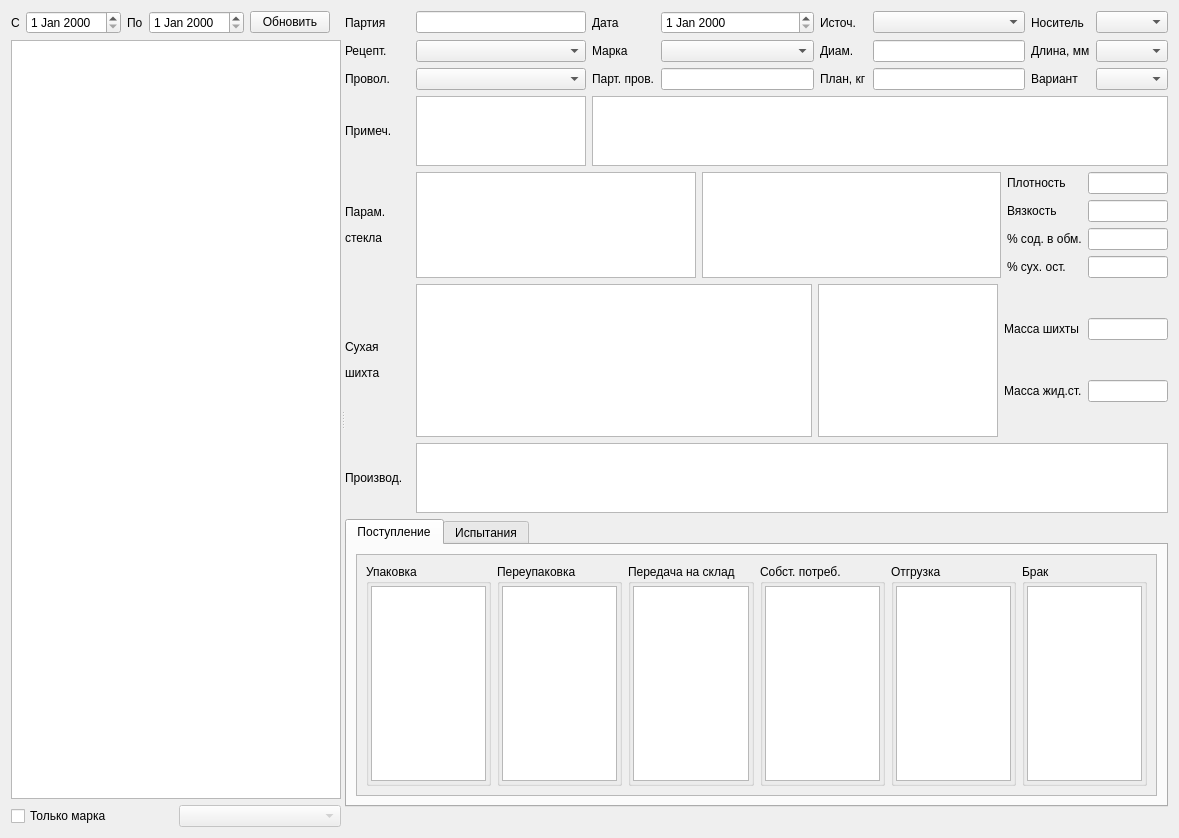
Sergeyego/el_pr, file formpart.ui: the form before one commit.
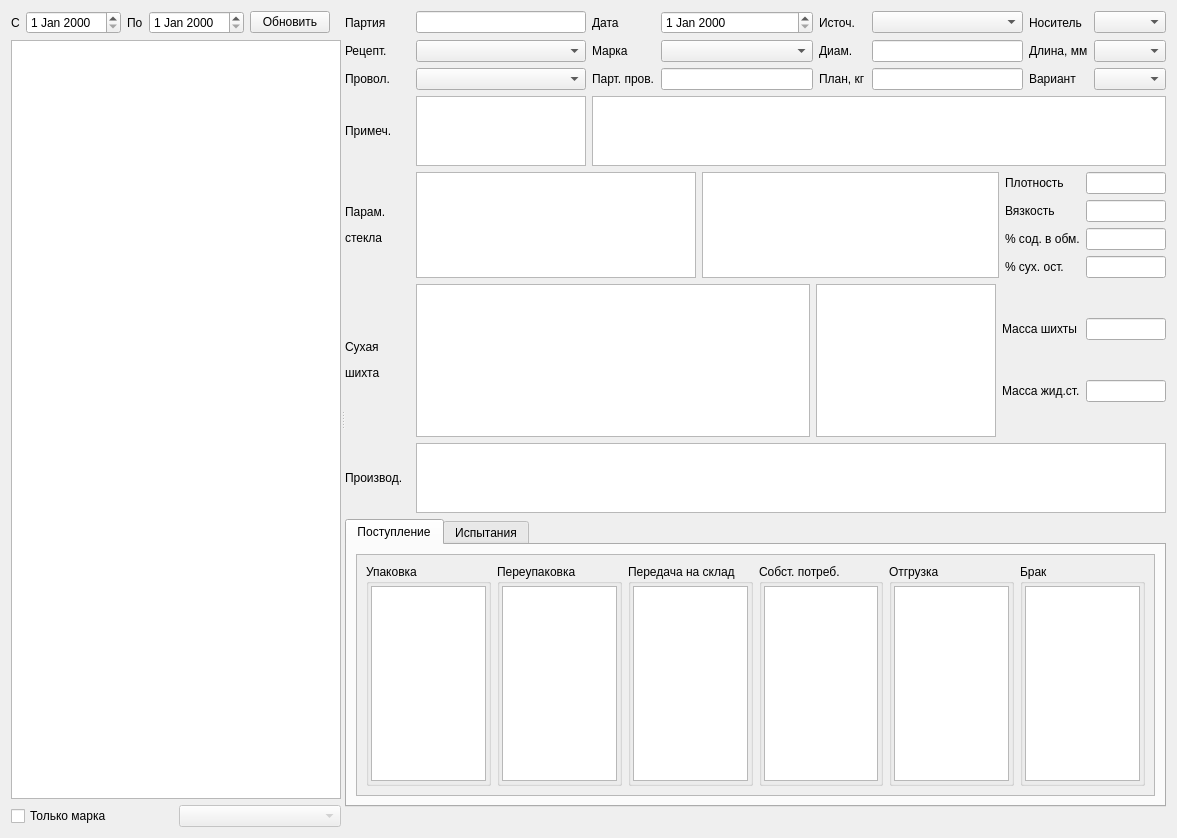
The form after the commit. Custom widgets are drawn as their Qt base class.

Diff of the .ui file:
```diff
--- a/formpart.ui
+++ b/formpart.ui
@@ -6,7 +6,7 @@
    <rect>
     <x>0</x>
     <y>0</y>
-    <width>1179</width>
+    <width>1177</width>
     <height>838</height>
    </rect>
   </property>
@@ -643,7 +643,7 @@
                <rect>
                 <x>0</x>
                 <y>0</y>
-                <width>813</width>
+                <width>811</width>
                 <height>248</height>
                </rect>
               </property>
```
Left out of the diff: 4 changed lines with no effect on the pictures.
